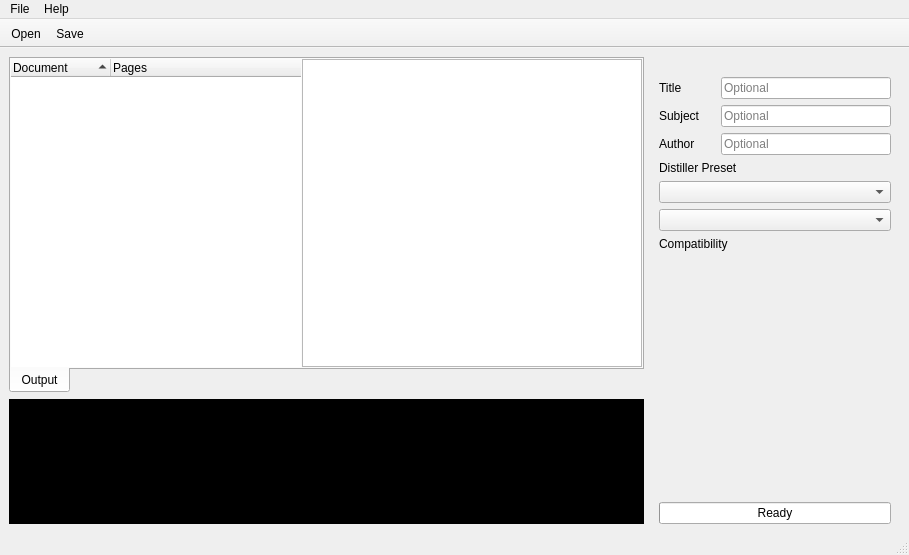
nettstudio/fusepdf, file assets/fusepdf.ui: the form before one commit.
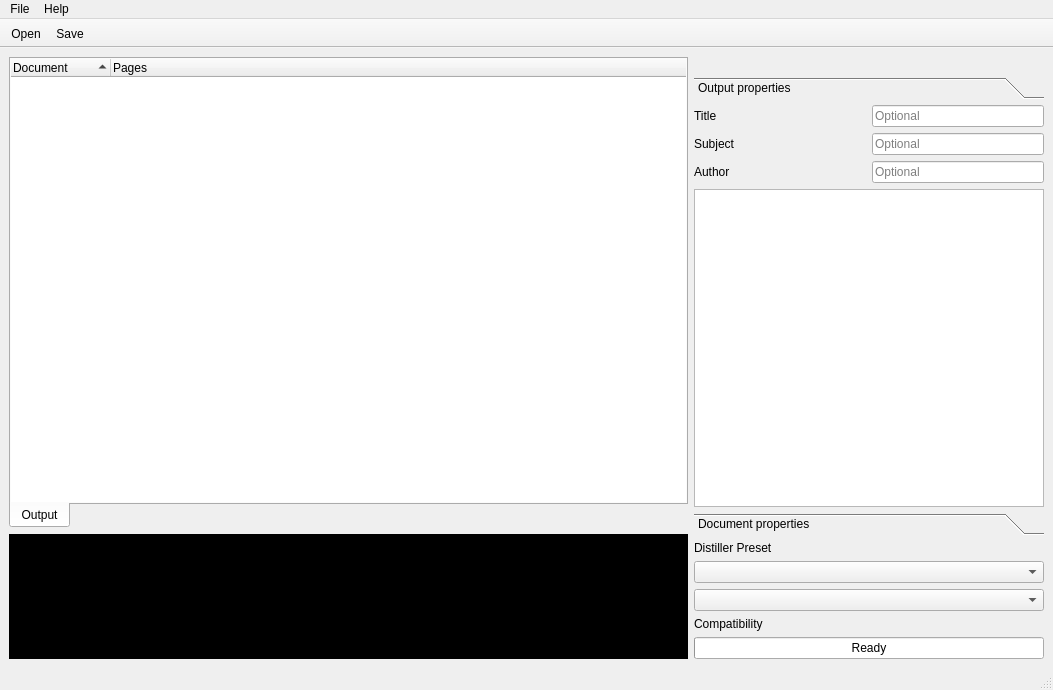
The form after the commit. Icons and pictures are not drawn. Custom widgets are drawn as their Qt base class.

Diff of the .ui file:
```diff
--- a/assets/fusepdf.ui
+++ b/assets/fusepdf.ui
@@ -6,8 +6,8 @@
    <rect>
     <x>0</x>
     <y>0</y>
-    <width>909</width>
-    <height>555</height>
+    <width>1053</width>
+    <height>690</height>
    </rect>
   </property>
   <property name="acceptDrops">
@@ -127,22 +127,6 @@
             </column>
            </widget>
           </item>
-          <item>
-           <widget class="QListWidget" name="preview">
-            <property name="minimumSize">
-             <size>
-              <width>340</width>
-              <height>0</height>
-             </size>
-            </property>
-            <property name="maximumSize">
-             <size>
-              <width>340</width>
-              <height>16777215</height>
-             </size>
-            </property>
-           </widget>
-          </item>
          </layout>
         </widget>
        </widget>
@@ -175,14 +159,20 @@
      <widget class="QWidget" name="widget" native="true">
       <property name="maximumSize">
        <size>
-        <width>250</width>
+        <width>350</width>
         <height>16777215</height>
        </size>
       </property>
       <layout class="QVBoxLayout" name="verticalLayout_5">
+       <property name="leftMargin">
+        <number>0</number>
+       </property>
        <property name="topMargin">
         <number>0</number>
        </property>
+       <property name="rightMargin">
+        <number>0</number>
+       </property>
        <property name="bottomMargin">
         <number>0</number>
        </property>
@@ -213,6 +203,36 @@
         </widget>
        </item>
        <item>
+        <widget class="QToolBox" name="toolBox">
+         <property name="currentIndex">
+          <number>0</number>
+         </property>
+         <widget class="QWidget" name="propertiesTab">
+          <property name="geometry">
+           <rect>
+            <x>0</x>
+            <y>0</y>
+            <width>333</width>
+            <height>196</height>
+           </rect>
+          </property>
+          <attribute name="label">
+           <string>Output properties</string>
+          </attribute>
+          <layout class="QVBoxLayout" name="verticalLayout">
+           <property name="leftMargin">
+            <number>0</number>
+           </property>
+           <property name="topMargin">
+            <number>0</number>
+           </property>
+           <property name="rightMargin">
+            <number>0</number>
+           </property>
+           <property name="bottomMargin">
+            <number>0</number>
+           </property>
+           <item>
         <layout class="QHBoxLayout" name="horizontalLayout">
          <item>
           <widget class="QLabel" name="metaTitleLabel">
@@ -303,6 +323,39 @@
         </layout>
        </item>
        <item>
+            <widget class="QListWidget" name="preview">
+             <property name="minimumSize">
+              <size>
+               <width>0</width>
+               <height>0</height>
+              </size>
+             </property>
+             <property name="maximumSize">
+              <size>
+               <width>16777215</width>
+               <height>16777215</height>
+              </size>
+             </property>
+            </widget>
+           </item>
+          </layout>
+         </widget>
+         <widget class="QWidget" name="info">
+          <property name="geometry">
+           <rect>
+            <x>0</x>
+            <y>0</y>
+            <width>350</width>
+            <height>193</height>
+           </rect>
+          </property>
+          <attribute name="label">
+           <string>Document properties</string>
+          </attribute>
+         </widget>
+        </widget>
+       </item>
+       <item>
         <widget class="QLabel" name="presetLabel">
          <property name="sizePolicy">
           <sizepolicy hsizetype="Preferred" vsizetype="Preferred">
@@ -360,19 +413,6 @@
          </property>
         </widget>
        </item>
-       <item>
-        <spacer name="verticalSpacer">
-         <property name="orientation">
-          <enum>Qt::Vertical</enum>
-         </property>
-         <property name="sizeHint" stdset="0">
-          <size>
-           <width>249</width>
-           <height>246</height>
-          </size>
-         </property>
-        </spacer>
-       </item>
        <item>
         <layout class="QHBoxLayout" name="horizontalLayout_3">
          <item>
@@ -409,8 +449,8 @@
     <rect>
      <x>0</x>
      <y>0</y>
-     <width>909</width>
-     <height>22</height>
+     <width>1053</width>
+     <height>25</height>
     </rect>
    </property>
    <widget class="QMenu" name="menuFile">
```
Lines whose indentation alone changed are shown as unchanged.
